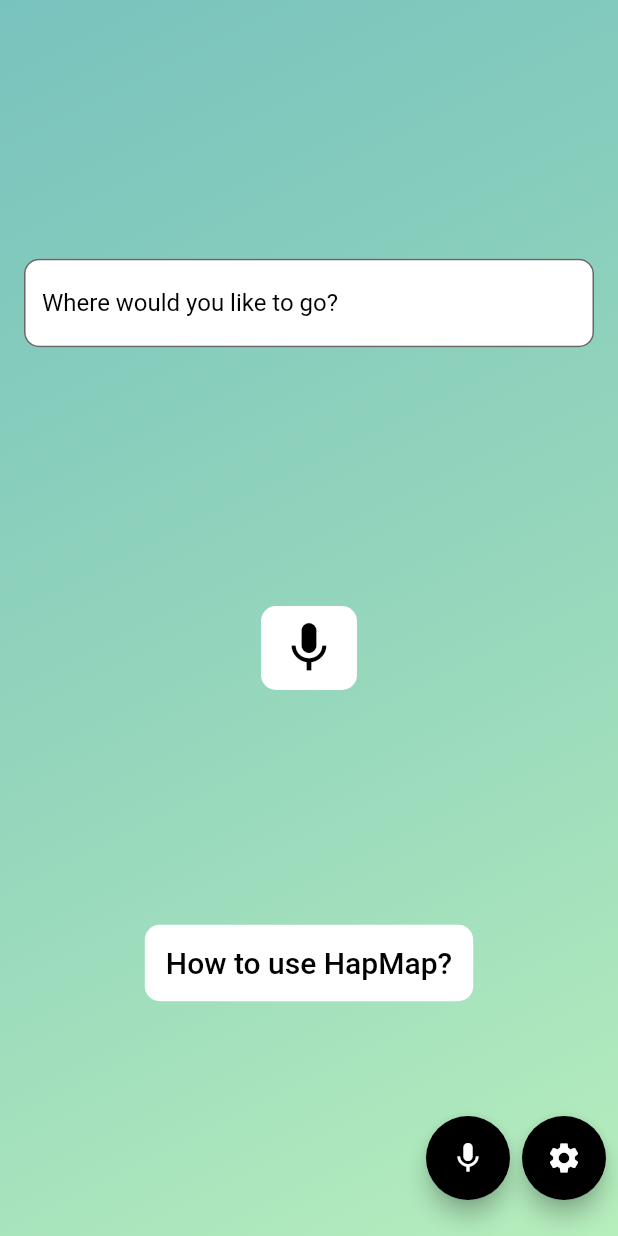
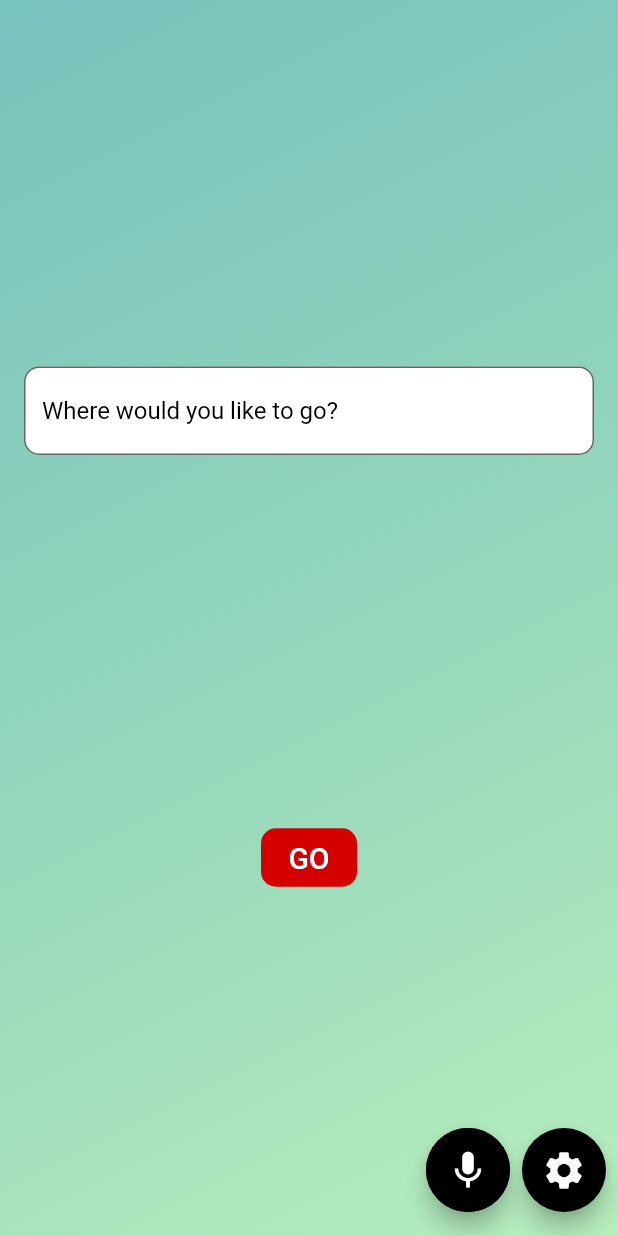
Before and after one commit to Hap-Map/HapMap, a Flutter app: the screen it shows after launch, on a phone screen of 412 x 824 dp. Run offline on Flutter 3.47's test engine with Material 2 defaults, Android fonts, the phone set to English and light mode, and no system bars; drawn by our look-alikes of flutter_typeahead; our stand-ins replace dio, geolocator, google_maps_flutter, location, permission_handler.

Commit message:
Added TODO for getAddress Added focus/onfocus for search bar, Added basic submit button,

```diff
--- a/lib/api/place_api.dart
+++ b/lib/api/place_api.dart
@@ -37,7 +37,12 @@ class PlaceApi {
     }
   }
 
+  /*
+    TODO: Change to accept Position, i.e getAddress(Position p)
+          maybe overload with getAddress(double lat, double lng)
+  */
   static Future<String> getAddress(Place p) async {
+
     Dio _dio = Dio();
     Response response = await _dio.get(
       _addressUrl,
--- a/lib/pages/search_page.dart
+++ b/lib/pages/search_page.dart
@@ -18,46 +18,55 @@ class SearchPage extends StatefulWidget {
 }
 
 class _SearchPageState extends State<SearchPage> {
+  String _search = "";
   late Position _startingPosition;
+
   @override
   void initState() {
-    // TODO: implement initState
     super.initState();
     setState(() {
-      LocationApi.getCurrentLocation().then((value) => _startingPosition = value);
+      LocationApi.getCurrentLocation().then((value) =>
+      _startingPosition = value);
     });
   }
 
   @override
   Widget build(BuildContext context) {
-    return Scaffold(
+    return GestureDetector(
+      onTap: () => FocusScope.of(context).unfocus(),
+      child: Scaffold(
         floatingActionButtonLocation: FloatingActionButtonLocation.centerFloat,
         floatingActionButton: Row(
             mainAxisAlignment: MainAxisAlignment.end,
             children: [
               FloatingActionButton(
+                shape: OutlineInputBorder(
+                    borderRadius: BorderRadius.circular(100)),
                 heroTag: 'btn1',
                 backgroundColor: kPrimaryColor,
                 child: const Icon(
                   Icons.mic,
+                  size: 30,
+                ),
+                // TODO: IMPLEMENT SPEECH-TO-TEXT
+                onPressed: () {},
+              ),
+              Padding(
+                padding: const EdgeInsets.symmetric(horizontal: 8.0),
+                child: FittedBox(
+                  fit: BoxFit.cover,
+                  child: FloatingActionButton(
+                    heroTag: 'btn2',
+                    backgroundColor: kPrimaryColor,
+                    child: const Icon(
+                      Icons.settings,
+                      size: 30,
                     ),
                     // TODO: IMPLEMENT SETTINGS PAGE
                     onPressed: () {
                       Navigator.pushNamed(context, SettingsPage.id);
                     },
                   ),
-        Padding(
-          padding: const EdgeInsets.all(8.0),
-          child: FloatingActionButton(
-            heroTag: 'btn2',
-            backgroundColor: kPrimaryColor,
-            child: const Icon(
-              Icons.settings,
-            ),
-            // TODO: IMPLEMENT SETTINGS PAGE
-            onPressed: () {
-              Navigator.pushNamed(context, SettingsPage.id);
-            },
                 ),
               ),
             ]
@@ -66,33 +75,26 @@ class _SearchPageState extends State<SearchPage> {
           child: Column(
             mainAxisAlignment: MainAxisAlignment.spaceEvenly,
             children: [
-            IntrinsicHeight(
-              child: Padding(
+              Padding(
                   padding: const EdgeInsets.all(16.0), child: searchBar),
+              // TODO: ADD NO INPUT ERROR AND MAKE THIS BUTTON BEAUTIFUL
+              TextButton(onPressed: () => _search != ''? _onSubmitted(_search) : /* TODO: NO INPUT ERROR */ _search = '', child: Text('GO', style: kSubTitleStyle,), style: kRedButtonStyle,)
+            ],
           ),
-            micButton,
-            Align(
-                alignment: Alignment.topCenter,
-                child: TextButton(
-                    // TODO: IMPLEMENT TUTORIAL?
-                    onPressed: () {},
-                    style: kButtonStyle,
-                    child: const Padding(
-                      padding: EdgeInsets.all(6.0),
-                      child: Text(
-                        'How to use HapMap?',
-                        style: kSubTitleStyle,
-                      ),
-                    )))
-          ],
         ),
       ),
     );
   }
-  Widget get searchBar => TypeAheadField<Place?>(
+  void _onSubmitted (String search) {
+    Navigator.pushNamed(context, ConfirmPage.id,
+        arguments: [_startingPosition, search]);
+  }
+
+  Widget get searchBar =>
+      TypeAheadField<Place?>(
         textFieldConfiguration: TextFieldConfiguration(
             controller: SearchPage.searchController,
-        autofocus: true,
+            autofocus: false,
             decoration: InputDecoration(
               fillColor: Colors.white,
               focusedBorder: kInputBorderStyle,
@@ -104,9 +106,8 @@ class _SearchPageState extends State<SearchPage> {
                 color: Colors.black,
               ),
             ),
-        onSubmitted: (search) {
-          Navigator.pushNamed(context, ConfirmPage.id, arguments: [_startingPosition, search]);
-        }),
+            onSubmitted: _onSubmitted,
+        onChanged: (input) => _search = input),
         suggestionsCallback: PlaceApi.getPlaceSuggestions,
         itemBuilder: (context, Place? suggestion) {
           final place = suggestion!;
@@ -119,15 +120,7 @@ class _SearchPageState extends State<SearchPage> {
         onSuggestionSelected: (Place? suggestion) {
           final place = suggestion!;
           SearchPage.searchController.text = place.name;
+          _search = place.name;
         },
       );
-
-  Widget get micButton => TextButton(
-    // TODO: IMPLEMENT SPEECH TO TEXT
-      onPressed: () {},
-      child: const Icon(
-        Icons.mic,
-        size: 40,
-      ),
-      style: kButtonStyle);
 }
```
Lines whose indentation alone changed are shown as unchanged.
